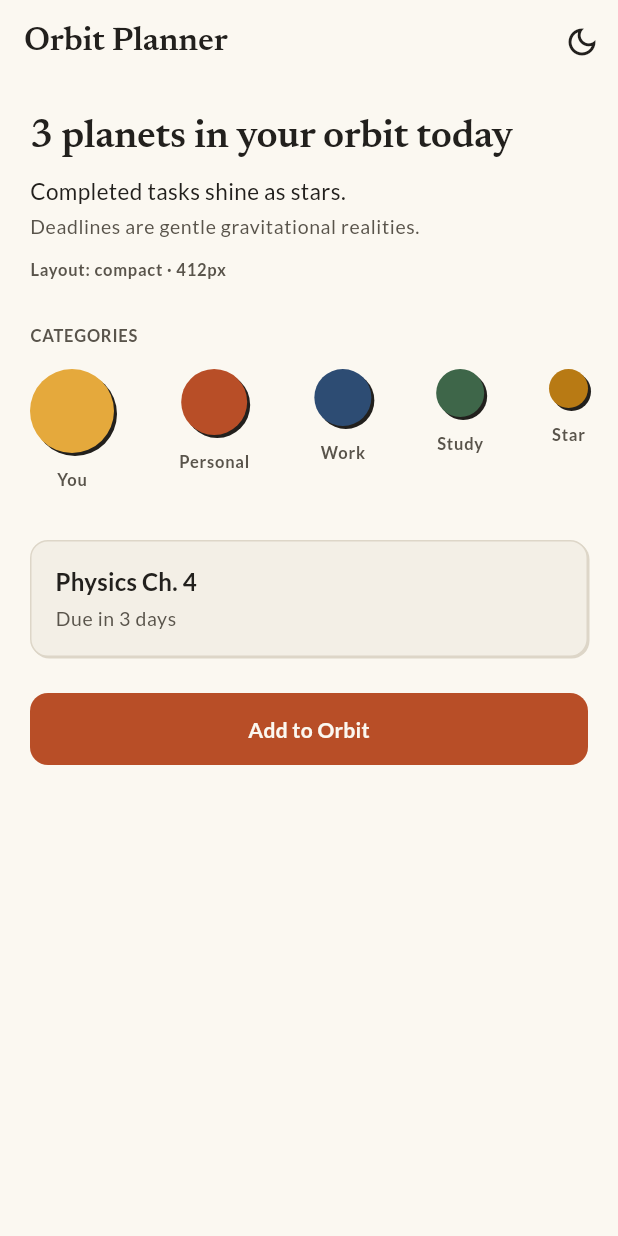
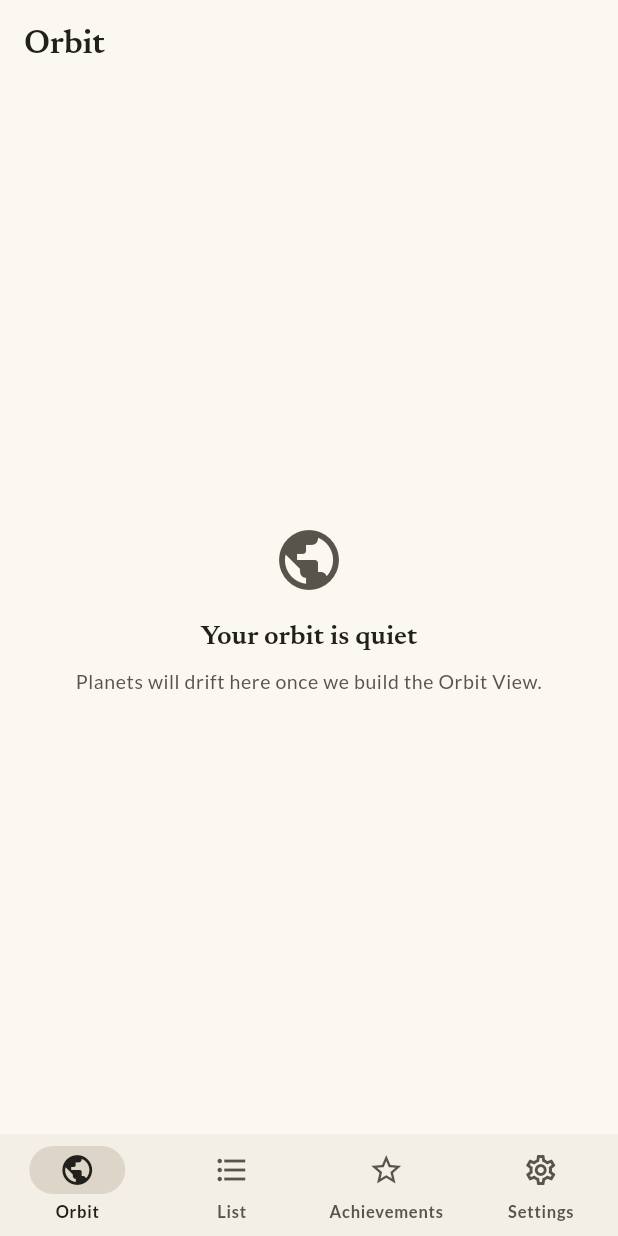
Before and after one commit to basmalamohamed2/orbit_planner, a Flutter app: the screen it shows after launch, after a tap on "Skip", on a phone screen of 412 x 824 dp. Run offline on Flutter 3.47's test engine with Material 3 defaults, Android fonts, the phone set to English and light mode, and no system bars; our stand-ins replace google_fonts.

Commit message:
add app shell

```diff
--- /dev/null
+++ b/lib/app/shell/app_destinations.dart
@@ -0,0 +1,36 @@
+import 'package:flutter/material.dart';
+
+class AppDestination {
+  const AppDestination({
+    required this.label,
+    required this.icon,
+    required this.selectedIcon,
+  });
+
+  final String label;
+  final IconData icon;
+  final IconData selectedIcon;
+}
+
+const appDestinations = <AppDestination>[
+  AppDestination(
+    label: 'Orbit',
+    icon: Icons.public_outlined,
+    selectedIcon: Icons.public,
+  ),
+  AppDestination(
+    label: 'List',
+    icon: Icons.format_list_bulleted,
+    selectedIcon: Icons.format_list_bulleted,
+  ),
+  AppDestination(
+    label: 'Achievements',
+    icon: Icons.star_outline,
+    selectedIcon: Icons.star,
+  ),
+  AppDestination(
+    label: 'Settings',
+    icon: Icons.settings_outlined,
+    selectedIcon: Icons.settings,
+  ),
+];
--- /dev/null
+++ b/lib/app/shell/app_shell.dart
@@ -0,0 +1,140 @@
+import 'package:flutter/material.dart';
+import 'package:orbit_planner/app/shell/app_destinations.dart';
+import 'package:orbit_planner/core/responsive/breakpoints.dart';
+import 'package:orbit_planner/core/theme/orbit_colors.dart';
+import 'package:orbit_planner/features/achievements/presentation/achievements_screen.dart';
+import 'package:orbit_planner/features/settings/presentation/settings_screen.dart';
+import 'package:orbit_planner/features/tasks/presentation/screens/list_view_screen.dart';
+import 'package:orbit_planner/features/tasks/presentation/screens/orbit_view_screen.dart';
+
+class AppShell extends StatefulWidget {
+  const AppShell({
+    super.key,
+    required this.isDark,
+    required this.onToggleTheme,
+  });
+
+  final bool isDark;
+  final VoidCallback onToggleTheme;
+
+  @override
+  State<AppShell> createState() => _AppShellState();
+}
+
+class _AppShellState extends State<AppShell> {
+  int _index = 0;
+
+  final _bodyKey = GlobalKey();
+
+  void _select(int i) => setState(() => _index = i);
+
+  @override
+  Widget build(BuildContext context) {
+    final body = IndexedStack(
+      key: _bodyKey,
+      index: _index,
+      children: [
+        const OrbitViewScreen(),
+        const TaskListScreen(),
+        const AchievementsScreen(),
+        SettingsScreen(
+          isDark: widget.isDark,
+          onToggleTheme: widget.onToggleTheme,
+        ),
+      ],
+    );
+
+    if (context.isCompact) {
+      return Scaffold(
+        body: body,
+        bottomNavigationBar: DecoratedBox(
+          decoration: BoxDecoration(
+            border: Border(top: BorderSide(color: context.orbit.outline)),
+          ),
+          child: NavigationBar(
+            selectedIndex: _index,
+            onDestinationSelected: _select,
+            destinations: [
+              for (final d in appDestinations)
+                NavigationDestination(
+                  icon: Icon(d.icon),
+                  selectedIcon: Icon(d.selectedIcon),
+                  label: d.label,
+                ),
+            ],
+          ),
+        ),
+      );
+    }
+
+    final extended = context.isExpanded;
+    return Scaffold(
+      body: Row(
+        children: [
+          SafeArea(
+            right: false,
+            child: NavigationRail(
+              selectedIndex: _index,
+              onDestinationSelected: _select,
+              extended: extended,
+              // لما الـ rail يكون extended لازم labelType يبقى null
+              labelType: extended ? null : NavigationRailLabelType.all,
+              leading: _RailLogo(extended: extended),
+              destinations: [
+                for (final d in appDestinations)
+                  NavigationRailDestination(
+                    icon: Icon(d.icon),
+                    selectedIcon: Icon(d.selectedIcon),
+                    label: Text(d.label),
+                  ),
+              ],
+            ),
+          ),
+          const VerticalDivider(width: 1),
+          Expanded(child: body),
+        ],
+      ),
+    );
+  }
+}
+
+class _RailLogo extends StatelessWidget {
+  const _RailLogo({required this.extended});
+
+  final bool extended;
+
+  @override
+  Widget build(BuildContext context) {
+    final orbit = context.orbit;
+
+    return Padding(
+      padding: EdgeInsets.symmetric(
+        vertical: 20,
+        horizontal: extended ? 16 : 0,
+      ),
+      child: Row(
+        mainAxisSize: MainAxisSize.min,
+        children: [
+          Container(
+            width: 28,
+            height: 28,
+            decoration: BoxDecoration(
+              color: orbit.sun,
+              shape: BoxShape.circle,
+              boxShadow: [
+                BoxShadow(color: orbit.shadow, offset: const Offset(2, 2)),
+              ],
+            ),
+          ),
+          if (extended) ...[
+            const SizedBox(width: 12),
+            Text(
+              'Orbit Planner',
+              style: Theme.of(context).textTheme.headlineSmall,
+            ),
+          ],
+        ],
+      ),
+    );
+  }
+}
--- a/lib/core/theme/app_theme.dart
+++ b/lib/core/theme/app_theme.dart
@@ -45,6 +45,9 @@ class AppTheme {
   }) {
     final textTheme = _textTheme(scheme.onSurface, orbit.muted);
 
+    Color navColor(Set<WidgetState> states) =>
+        states.contains(WidgetState.selected) ? scheme.onSurface : orbit.muted;
+
     return ThemeData(
       useMaterial3: true,
       brightness: scheme.brightness,
@@ -58,6 +61,7 @@ class AppTheme {
         elevation: 0,
         scrolledUnderElevation: 0,
         centerTitle: false,
+        titleTextStyle: textTheme.headlineMedium,
       ),
       dividerTheme: DividerThemeData(color: scheme.outline, thickness: 1),
       filledButtonTheme: FilledButtonThemeData(
@@ -69,6 +73,31 @@ class AppTheme {
           shape: RoundedRectangleBorder(
             borderRadius: BorderRadius.circular(12),
           ),
+        ),
+      ),
+      navigationBarTheme: NavigationBarThemeData(
+        backgroundColor: scheme.surfaceContainer,
+        surfaceTintColor: Colors.transparent,
+        elevation: 0,
+        height: 68,
+        indicatorColor: orbit.outline,
+        iconTheme: WidgetStateProperty.resolveWith(
+          (states) => IconThemeData(color: navColor(states), size: 24),
+        ),
+        labelTextStyle: WidgetStateProperty.resolveWith(
+          (states) => textTheme.labelSmall!.copyWith(color: navColor(states)),
+        ),
+      ),
+      navigationRailTheme: NavigationRailThemeData(
+        backgroundColor: scheme.surfaceContainer,
+        indicatorColor: orbit.outline,
+        selectedIconTheme: IconThemeData(color: scheme.onSurface),
+        unselectedIconTheme: IconThemeData(color: orbit.muted),
+        selectedLabelTextStyle: textTheme.labelLarge!.copyWith(
+          color: scheme.onSurface,
+        ),
+        unselectedLabelTextStyle: textTheme.labelLarge!.copyWith(
+          color: orbit.muted,
         ),
       ),
     );
--- /dev/null
+++ b/lib/core/widgets/placeholder_view.dart
@@ -0,0 +1,36 @@
+import 'package:flutter/material.dart';
+import 'package:orbit_planner/core/theme/orbit_colors.dart';
+
+class PlaceholderView extends StatelessWidget {
+  const PlaceholderView({
+    super.key,
+    required this.icon,
+    required this.title,
+    required this.message,
+  });
+
+  final IconData icon;
+  final String title;
+  final String message;
+
+  @override
+  Widget build(BuildContext context) {
+    final text = Theme.of(context).textTheme;
+
+    return Center(
+      child: Padding(
+        padding: const EdgeInsets.all(32),
+        child: Column(
+          mainAxisSize: MainAxisSize.min,
+          children: [
+            Icon(icon, size: 48, color: context.orbit.muted),
+            const SizedBox(height: 16),
+            Text(title, style: text.headlineSmall, textAlign: TextAlign.center),
+            const SizedBox(height: 8),
+            Text(message, style: text.bodySmall, textAlign: TextAlign.center),
+          ],
+        ),
+      ),
+    );
+  }
+}
--- /dev/null
+++ b/lib/features/achievements/presentation/achievements_screen.dart
@@ -0,0 +1,18 @@
+import 'package:flutter/material.dart';
+import 'package:orbit_planner/core/widgets/placeholder_view.dart';
+
+class AchievementsScreen extends StatelessWidget {
+  const AchievementsScreen({super.key});
+
+  @override
+  Widget build(BuildContext context) {
+    return Scaffold(
+      appBar: AppBar(title: const Text('Achievements')),
+      body: const PlaceholderView(
+        icon: Icons.star_outline,
+        title: 'No stars yet',
+        message: 'Completed tasks will shine here as stars.',
+      ),
+    );
+  }
+}
--- /dev/null
+++ b/lib/features/settings/presentation/settings_screen.dart
@@ -0,0 +1,53 @@
+import 'package:flutter/material.dart';
+import 'package:orbit_planner/core/responsive/responsive_layout.dart';
+import 'package:orbit_planner/core/theme/orbit_colors.dart';
+
+class SettingsScreen extends StatelessWidget {
+  const SettingsScreen({
+    super.key,
+    required this.isDark,
+    required this.onToggleTheme,
+  });
+
+  final bool isDark;
+  final VoidCallback onToggleTheme;
+
+  @override
+  Widget build(BuildContext context) {
+    final text = Theme.of(context).textTheme;
+    final scheme = Theme.of(context).colorScheme;
+    final orbit = context.orbit;
+
+    return Scaffold(
+      appBar: AppBar(title: const Text('Settings')),
+      body: SafeArea(
+        child: ResponsiveCenter(
+          child: ListView(
+            padding: const EdgeInsets.symmetric(vertical: 12),
+            children: [
+              Text('APPEARANCE', style: text.labelSmall),
+              const SizedBox(height: 12),
+              Material(
+                color: scheme.surfaceContainer,
+                clipBehavior: Clip.antiAlias,
+                shape: RoundedRectangleBorder(
+                  borderRadius: BorderRadius.circular(12),
+                  side: BorderSide(color: orbit.outline),
+                ),
+                child: SwitchListTile(
+                  value: isDark,
+                  onChanged: (_) => onToggleTheme(),
+                  title: Text('Earthy dark mode', style: text.titleMedium),
+                  subtitle: Text(
+                    'Warm charcoal instead of cream paper',
+                    style: text.bodySmall,
+                  ),
+                ),
+              ),
+            ],
+          ),
+        ),
+      ),
+    );
+  }
+}
--- /dev/null
+++ b/lib/features/tasks/presentation/screens/list_view_screen.dart
@@ -0,0 +1,18 @@
+import 'package:flutter/material.dart';
+import 'package:orbit_planner/core/widgets/placeholder_view.dart';
+
+class TaskListScreen extends StatelessWidget {
+  const TaskListScreen({super.key});
+
+  @override
+  Widget build(BuildContext context) {
+    return Scaffold(
+      appBar: AppBar(title: const Text('List')),
+      body: const PlaceholderView(
+        icon: Icons.format_list_bulleted,
+        title: 'The classic view',
+        message: 'A simple list of your tasks will live here.',
+      ),
+    );
+  }
+}
--- /dev/null
+++ b/lib/features/tasks/presentation/screens/orbit_view_screen.dart
@@ -0,0 +1,18 @@
+import 'package:flutter/material.dart';
+import 'package:orbit_planner/core/widgets/placeholder_view.dart';
+
+class OrbitViewScreen extends StatelessWidget {
+  const OrbitViewScreen({super.key});
+
+  @override
+  Widget build(BuildContext context) {
+    return Scaffold(
+      appBar: AppBar(title: const Text('Orbit')),
+      body: const PlaceholderView(
+        icon: Icons.public,
+        title: 'Your orbit is quiet',
+        message: 'Planets will drift here once we build the Orbit View.',
+      ),
+    );
+  }
+}
--- a/lib/main.dart
+++ b/lib/main.dart
@@ -1,7 +1,7 @@
 import 'package:flutter/material.dart';
+import 'package:orbit_planner/app/shell/app_shell.dart';
 import 'package:orbit_planner/core/theme/app_theme.dart';
 import 'package:orbit_planner/features/onboarding/presentation/onboarding_screen.dart';
-import 'package:orbit_planner/theme_preview_screen.dart';
 
 void main() => runApp(const MoodOrbitApp());
 
@@ -34,8 +34,8 @@ class _MoodOrbitAppState extends State<MoodOrbitApp> {
       home: AnimatedSwitcher(
         duration: const Duration(milliseconds: 260),
         child: _onboardingDone
-            ? ThemePreviewScreen(
-                key: const ValueKey('home'),
+            ? AppShell(
+                key: const ValueKey('shell'),
                 isDark: _mode == ThemeMode.dark,
                 onToggleTheme: _toggleTheme,
               )
```
